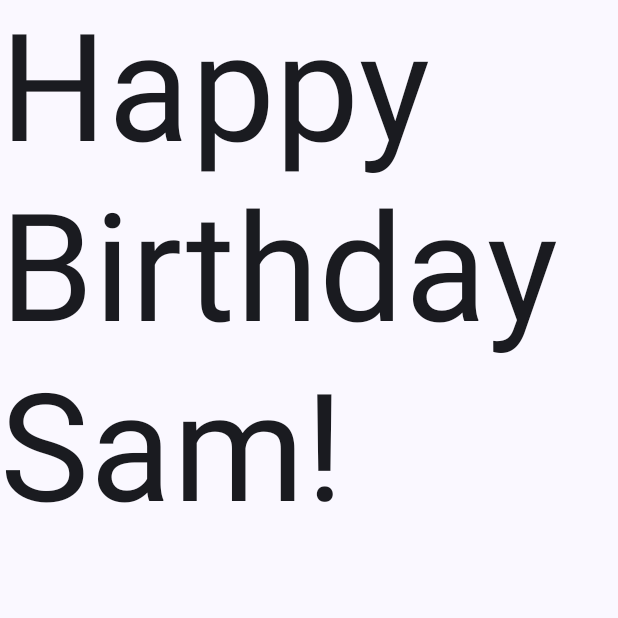
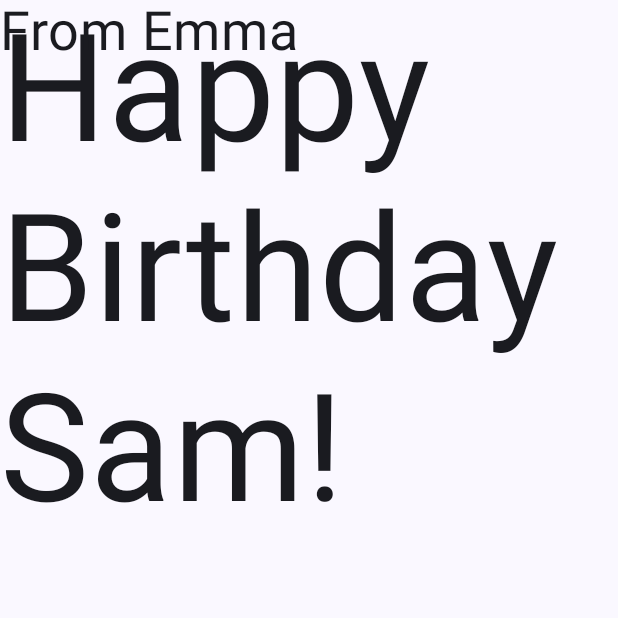
Before and after one commit to gl3af/mobile-android, an Android app built with Jetpack Compose: the screen it shows after launch (MainActivity), on a phone screen of 412 x 824 dp, the top half of it. Run offline under Robolectric (Android 15) with nearby library versions, the phone set to English and light mode, and no system bars.

Commit message:
u1-p3-from-text

```diff
--- a/HappyBirthday/app/src/main/java/com/example/happybirthday/MainActivity.kt
+++ b/HappyBirthday/app/src/main/java/com/example/happybirthday/MainActivity.kt
@@ -23,7 +23,7 @@ class MainActivity : ComponentActivity() {
                     modifier = Modifier.fillMaxSize(),
                     color = MaterialTheme.colorScheme.background
                 ) {
-                    GreetingText(message = "Happy Birthday Sam!")
+                    GreetingText(message = "Happy Birthday Sam!", from = "From Emma")
                 }
             }
         }
@@ -31,11 +31,15 @@ class MainActivity : ComponentActivity() {
 }
 
 @Composable
-fun GreetingText(message: String, modifier: Modifier = Modifier) {
+fun GreetingText(message: String, from: String, modifier: Modifier = Modifier) {
     Text(
         text = message,
         fontSize = 100.sp,
         lineHeight = 120.sp,
+    )
+    Text(
+        text = from,
+        fontSize = 36.sp
     )
 }
 
@@ -43,6 +47,6 @@ fun GreetingText(message: String, modifier: Modifier = Modifier) {
 @Composable
 fun GreetingPreview() {
     HappyBirthdayTheme {
-        GreetingText(message = "Happy Birthday Sam!")
+        GreetingText(message = "Happy Birthday Sam!", from = "From Emma")
     }
 }
```
